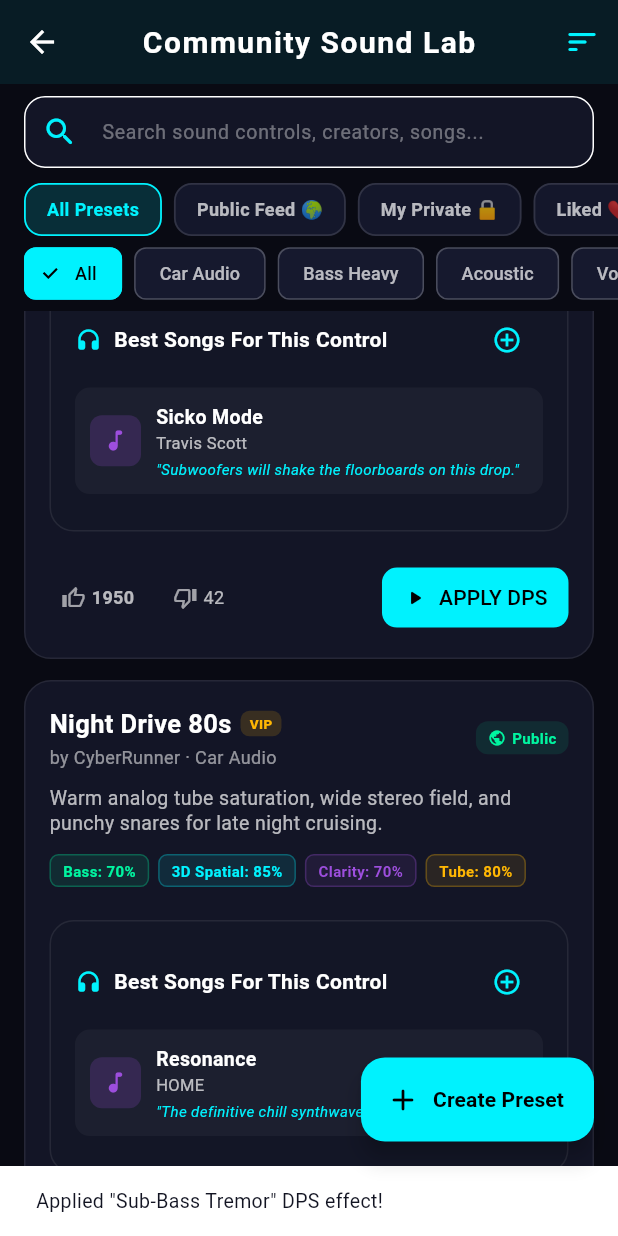
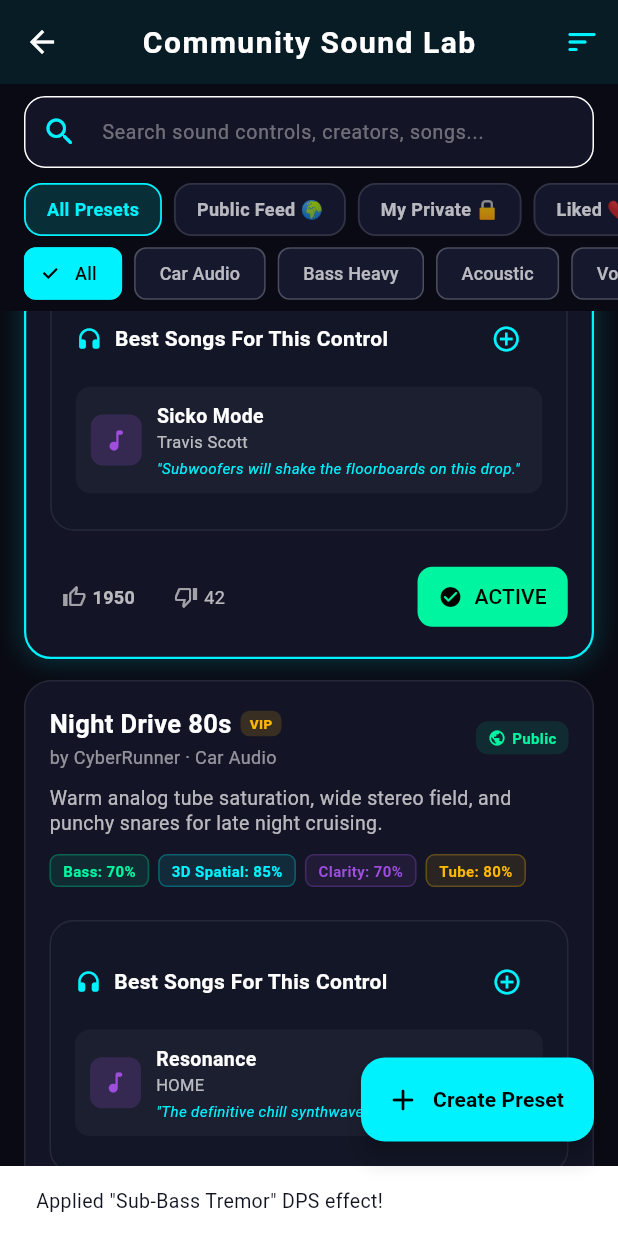
Before and after one commit to deniskotadiya/AuraMix, a Flutter app: the CommunityPresetsScreen screen opened directly, scrolled down 1152 dp, after a tap on "APPLY DPS", on a phone screen of 412 x 824 dp. Run offline on Flutter 3.47's test engine with Material 3 defaults, Android fonts, the phone set to English and light mode, and no system bars; our stand-ins replace file_picker, firebase_auth, firebase_core, google_mobile_ads, just_audio, just_audio_background and 2 more; missing offline and left inert: audio_session, purchases_flutter; accounts and stored records are empty.

Commit message:
fix: immediately update preset Active status on Apply DPS in Community screen

```diff
--- a/lib/core/preset_repository.dart
+++ b/lib/core/preset_repository.dart
@@ -109,6 +109,15 @@ class PresetRepository extends ChangeNotifier {
     await _saveCustomPresets();
     notifyListeners();
     return newPreset;
+  }
+
+  /// Record play count when preset is applied
+  void recordPlay(String presetId) {
+    final index = _presets.indexWhere((p) => p.id == presetId);
+    if (index != -1) {
+      _presets[index].plays += 1;
+      notifyListeners();
+    }
   }
 
   /// Like or Dislike interaction
--- a/lib/ui/screens/community_presets_screen.dart
+++ b/lib/ui/screens/community_presets_screen.dart
@@ -1,4 +1,5 @@
 import 'package:flutter/material.dart';
+import 'package:flutter/services.dart';
 import '../../core/app_theme.dart';
 import '../../core/preset_repository.dart';
 import '../../core/dps_engine.dart';
@@ -38,16 +39,28 @@ class _CommunityPresetsScreenState extends State<CommunityPresetsScreen> {
         controlName: preset.title,
         description: '${preset.description}\nWatch a quick ad to use this premium community sound profile for 1 session or get VIP!',
         onUnlocked: () {
+          HapticFeedback.lightImpact();
           DPSEngine.instance.loadPreset(preset);
+          PresetRepository.instance.recordPlay(preset.id);
+          if (mounted) setState(() {});
           ScaffoldMessenger.of(context).showSnackBar(
-            SnackBar(content: Text('Applied "${preset.title}" DPS effect!')),
+            SnackBar(
+              content: Text('Applied "${preset.title}" DPS effect!'),
+              duration: const Duration(seconds: 2),
+            ),
           );
         },
       );
     } else {
+      HapticFeedback.lightImpact();
       DPSEngine.instance.loadPreset(preset);
+      PresetRepository.instance.recordPlay(preset.id);
+      if (mounted) setState(() {});
       ScaffoldMessenger.of(context).showSnackBar(
-        SnackBar(content: Text('Applied "${preset.title}" DPS effect!')),
+        SnackBar(
+          content: Text('Applied "${preset.title}" DPS effect!'),
+          duration: const Duration(seconds: 2),
+        ),
       );
     }
   }
@@ -55,7 +68,7 @@ class _CommunityPresetsScreenState extends State<CommunityPresetsScreen> {
   @override
   Widget build(BuildContext context) {
     return ListenableBuilder(
-      listenable: PresetRepository.instance,
+      listenable: Listenable.merge([PresetRepository.instance, DPSEngine.instance]),
       builder: (context, _) {
         final presets = PresetRepository.instance.getFilteredPresets(
           query: _searchQuery,
```
